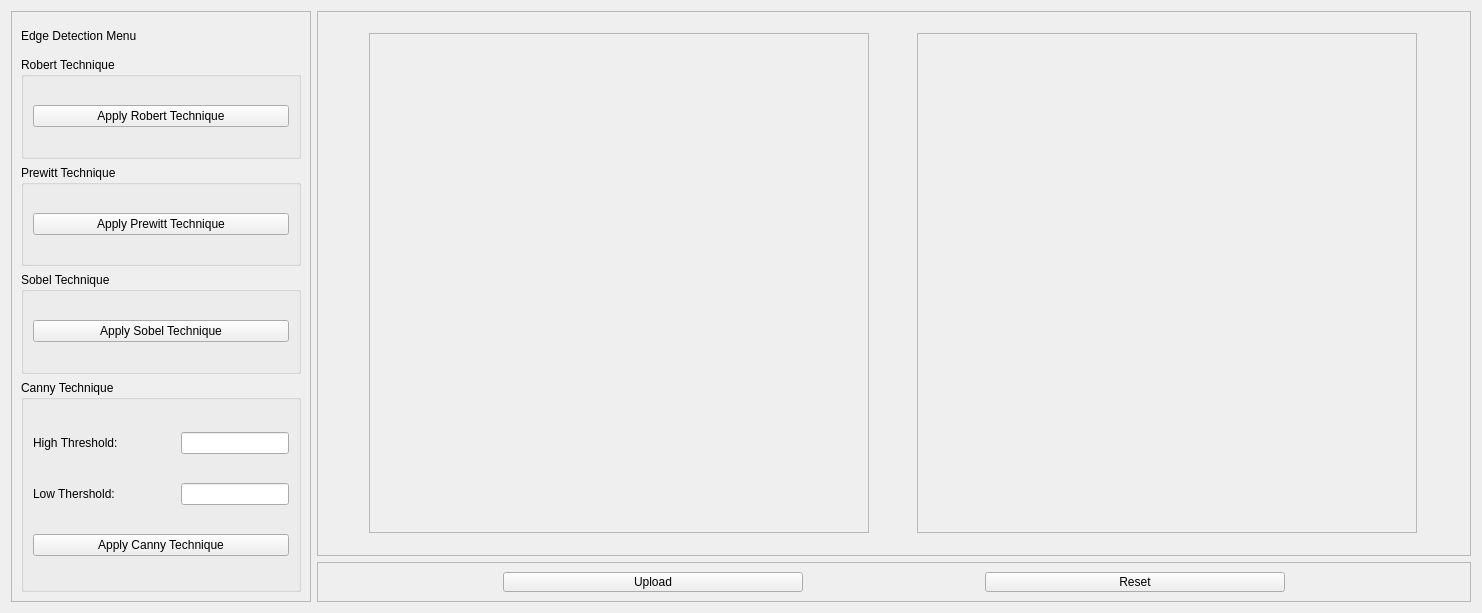
Before: the Qt Designer form Task1/UI/edgedetectionwidget.ui in SBME2025-ComputerVision/Task1_CV_CPP, drawn with Qt 5.
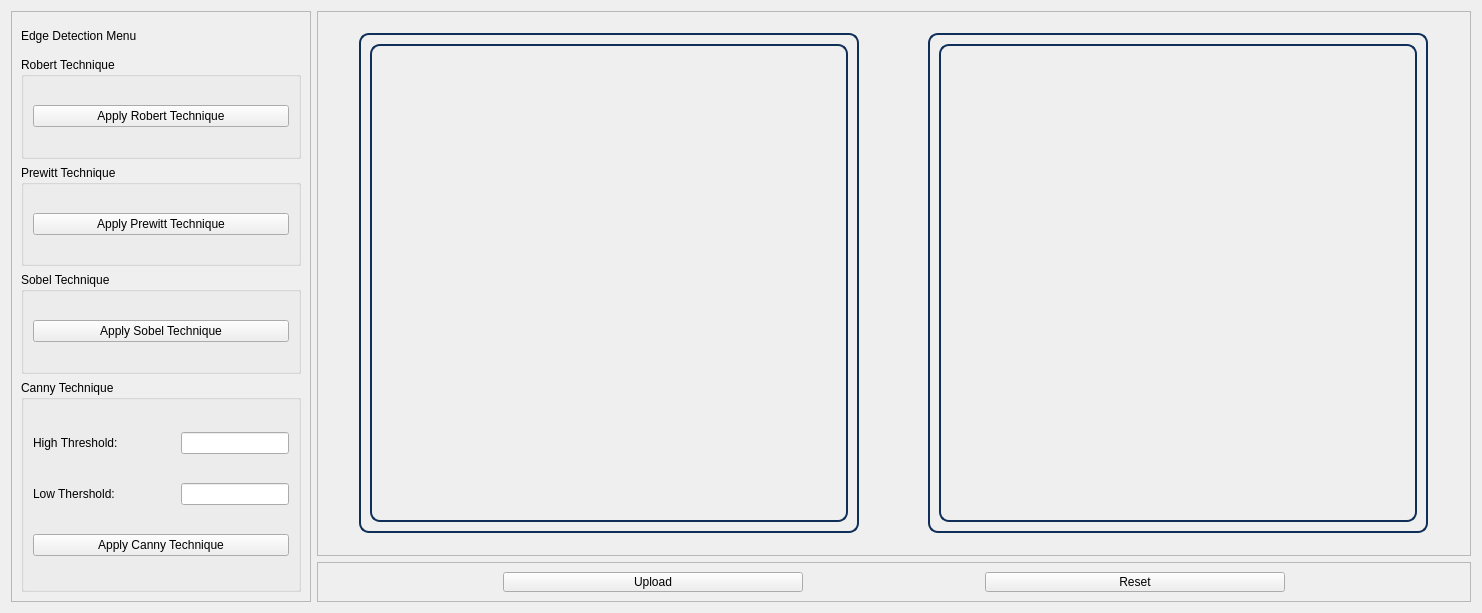
After: the same form once the commit is applied.

```diff
--- a/Task1/UI/edgedetectionwidget.ui
+++ b/Task1/UI/edgedetectionwidget.ui
@@ -194,6 +194,12 @@
             <height>500</height>
            </size>
           </property>
+          <property name="styleSheet">
+           <string notr="true">
+           border: 2px solid rgb(15, 47, 89);
+          border-radius: 10px;
+      </string>
+          </property>
           <property name="frameShape">
            <enum>QFrame::StyledPanel</enum>
           </property>
@@ -211,6 +217,22 @@
           </layout>
          </widget>
         </item>
+        <item>
+         <spacer name="horizontalSpacer_3">
+          <property name="orientation">
+           <enum>Qt::Horizontal</enum>
+          </property>
+          <property name="sizeType">
+           <enum>QSizePolicy::Minimum</enum>
+          </property>
+          <property name="sizeHint" stdset="0">
+           <size>
+            <width>31</width>
+            <height>20</height>
+           </size>
+          </property>
+         </spacer>
+        </item>
         <item>
          <widget class="QFrame" name="frame_2">
           <property name="minimumSize">
@@ -225,6 +247,12 @@
             <height>500</height>
            </size>
           </property>
+          <property name="styleSheet">
+           <string notr="true">
+           border: 2px solid rgb(15, 47, 89);
+          border-radius: 10px;
+      </string>
+          </property>
           <property name="frameShape">
            <enum>QFrame::StyledPanel</enum>
           </property>
```
